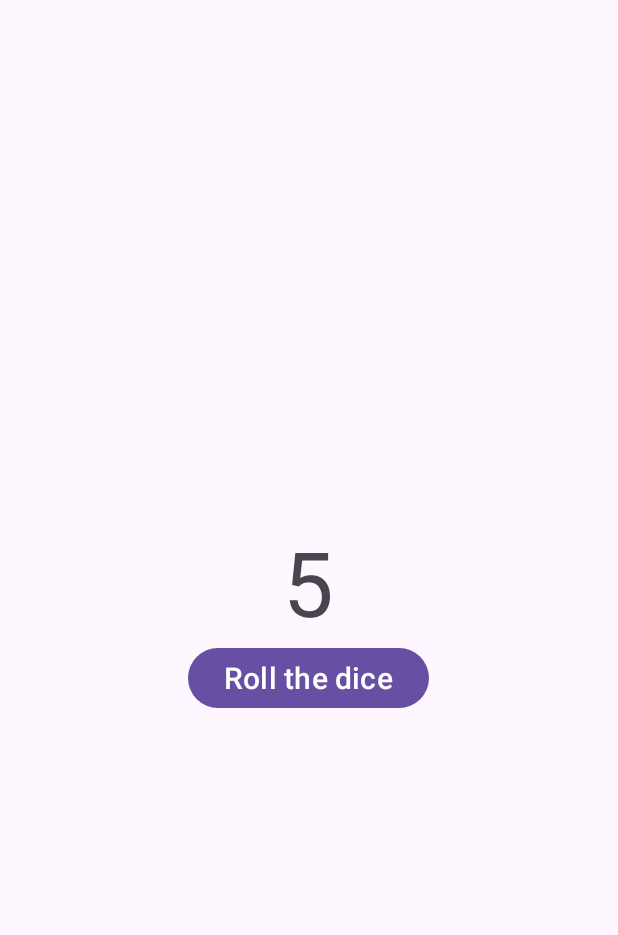
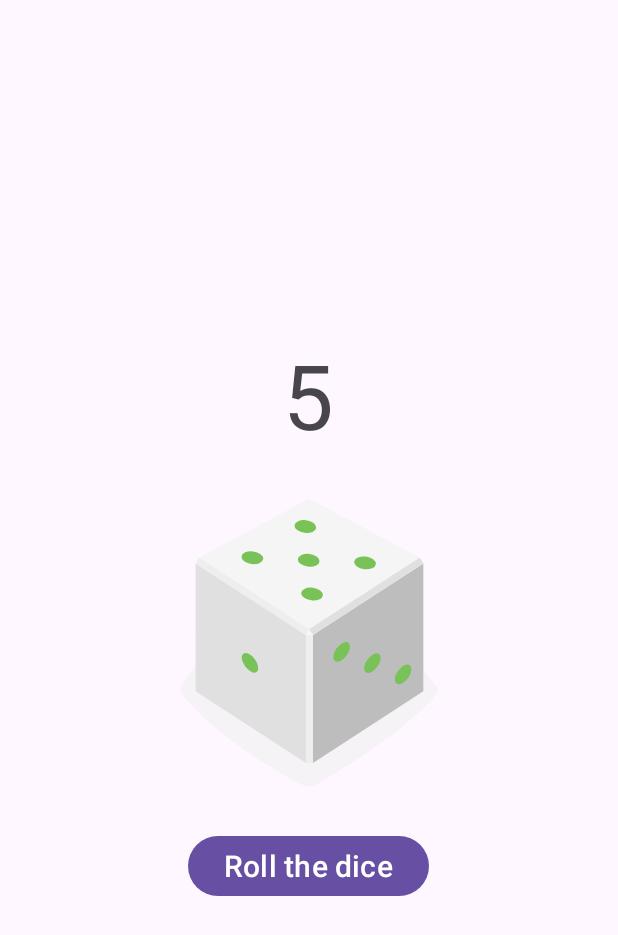
Before and after one commit to IPT-MEI-DAMA-2022-2023/DiceRoller, an Android app: the screen it shows after launch (MainActivity), after a tap on "Roll the dice", on a phone screen of 412 x 824 dp. Shown: the top 935 px of the screen. Run offline under Robolectric (Android 15) with nearby library versions, the phone set to English and light mode, and no system bars.

Commit message:
add images of dices

```diff
--- a/app/src/main/java/pt/ipt/dama/diceroller/MainActivity.kt
+++ b/app/src/main/java/pt/ipt/dama/diceroller/MainActivity.kt
@@ -1,12 +1,19 @@
 package pt.ipt.dama.diceroller
 
+import android.annotation.SuppressLint
 import androidx.appcompat.app.AppCompatActivity
 import android.os.Bundle
 import android.widget.Button
+import android.widget.ImageView
 import android.widget.TextView
 import java.util.Random
 
 class MainActivity : AppCompatActivity() {
+
+    // define a 'pointer' to the ImageView
+    lateinit var auxDiceImage: ImageView
+
+    @SuppressLint("MissingInflatedId")
     override fun onCreate(savedInstanceState: Bundle?) {
         super.onCreate(savedInstanceState)
         setContentView(R.layout.activity_main)
@@ -17,6 +24,9 @@ class MainActivity : AppCompatActivity() {
         auxRollTheDiceButton.setOnClickListener {
             rollTheDice()
         }
+
+        // initialize the auxImageView variable
+        auxDiceImage = findViewById(R.id.diceImageView)
     }
 
     /**
@@ -30,6 +40,18 @@ class MainActivity : AppCompatActivity() {
         val auxDiceNumberTextView: TextView = findViewById(R.id.diceNumberTextView)
         auxDiceNumberTextView.text = randomValue.toString()
 
+        // define the image to be used
+        val drawableImage = when (randomValue) {
+            1 -> R.drawable.dice_1
+            2 -> R.drawable.dice_2
+            3 -> R.drawable.dice_3
+            4 -> R.drawable.dice_4
+            5 -> R.drawable.dice_5
+            6 -> R.drawable.dice_6
+            else -> R.drawable.empty_dice
+        }
+        // assign the image to the ImageView
+        auxDiceImage.setImageResource(drawableImage)
+    }
 
-    }
 }
--- /dev/null
+++ b/app/src/main/res/drawable/dice_1.xml
@@ -0,0 +1,66 @@
+<!--
+  ~ Copyright 2018, The Android Open Source Project
+  ~
+  ~ Licensed under the Apache License, Version 2.0 (the "License");
+  ~ you may not use this file except in compliance with the License.
+  ~ You may obtain a copy of the License at
+  ~
+  ~     http://www.apache.org/licenses/LICENSE-2.0
+  ~
+  ~ Unless required by applicable law or agreed to in writing, software
+  ~ distributed under the License is distributed on an "AS IS" BASIS,
+  ~ WITHOUT WARRANTIES OR CONDITIONS OF ANY KIND, either express or implied.
+  ~ See the License for the specific language governing permissions and
+  ~ limitations under the License.
+  -->
+
+<vector xmlns:android="http://schemas.android.com/apk/res/android"
+    android:width="200dp"
+    android:height="250dp"
+    android:viewportWidth="800"
+    android:viewportHeight="1000">
+    <path
+        android:fillAlpha="0.5"
+        android:fillColor="#eee"
+        android:pathData="M740.8,635.42c-68.27,90.47 -249.77,201.76 -316,240.63a50.7,50.7 0,0 1,-49.93 0.81c-64.19,-35 -234.09,-133.88 -315.65,-242a14.69,14.69 0,0 1,-0.12 -17.49c77.58,-106.29 159.67,-258.89 341.06,-258.89 182,0 242.19,139.08 340.27,258.88A14.62,14.62 0,0 1,740.8 635.42Z"
+        android:strokeAlpha="0.5" />
+    <path
+        android:fillColor="#bdbdbd"
+        android:pathData="M704.9,630l-294.29,191.06l0,-340.85l294.29,-191.06l0,340.85z" />
+    <path
+        android:fillColor="#e0e0e0"
+        android:pathData="M97.59,630l294.29,191.06l0,-340.85l-294.29,-191.06l0,340.85z" />
+    <path
+        android:fillColor="#f5f5f5"
+        android:pathData="M400.14,464.73l-293.19,-191.45l293.19,-156.31l295.39,156.31l-295.39,191.45z" />
+    <path
+        android:fillColor="#eee"
+        android:pathData="M106.95,273.28l-9.36,15.87l294.29,191.06l8.26,-15.48l-293.19,-191.45z" />
+    <path
+        android:fillColor="#e0e0e0"
+        android:pathData="M695.53,273.28l9.37,15.87l-294.29,191.06l-10.47,-15.48l295.39,-191.45z" />
+    <path
+        android:fillColor="#eee"
+        android:pathData="M391.88,480.21h18.73v340.85h-18.73z" />
+    <path
+        android:fillColor="#f5f5f5"
+        android:pathData="M400.14,464.73l-8.26,15.48l18.73,0l-10.47,-15.48z" />
+    <path
+        android:fillColor="#78c257"
+        android:pathData="M397.45,297.62a16.9,28.71 97.07,1 0,4.16 -33.54a16.9,28.71 97.07,1 0,-4.16 33.54z" />
+    <path
+        android:fillColor="#78c257"
+        android:pathData="M297.17,539.02a30.12,16.11 53.82,1 0,26.01 -19.02a30.12,16.11 53.82,1 0,-26.01 19.02z" />
+    <path
+        android:fillColor="#78c257"
+        android:pathData="M161.96,588.24a30.12,16.11 53.82,1 0,26.01 -19.02a30.12,16.11 53.82,1 0,-26.01 19.02z" />
+    <path
+        android:fillColor="#78c257"
+        android:pathData="M551.15,579.45a30.12,16.11 126.18,1 0,35.56 -48.62a30.12,16.11 126.18,1 0,-35.56 48.62z" />
+    <path
+        android:fillColor="#78c257"
+        android:pathData="M469.12,549.58a30.12,16.11 126.18,1 0,35.56 -48.62a30.12,16.11 126.18,1 0,-35.56 48.62z" />
+    <path
+        android:fillColor="#78c257"
+        android:pathData="M633.17,609.29a30.12,16.11 126.18,1 0,35.56 -48.62a30.12,16.11 126.18,1 0,-35.56 48.62z" />
+</vector>
--- /dev/null
+++ b/app/src/main/res/drawable/dice_2.xml
@@ -0,0 +1,66 @@
+<!--
+  ~ Copyright 2018, The Android Open Source Project
+  ~
+  ~ Licensed under the Apache License, Version 2.0 (the "License");
+  ~ you may not use this file except in compliance with the License.
+  ~ You may obtain a copy of the License at
+  ~
+  ~     http://www.apache.org/licenses/LICENSE-2.0
+  ~
+  ~ Unless required by applicable law or agreed to in writing, software
+  ~ distributed under the License is distributed on an "AS IS" BASIS,
+  ~ WITHOUT WARRANTIES OR CONDITIONS OF ANY KIND, either express or implied.
+  ~ See the License for the specific language governing permissions and
+  ~ limitations under the License.
+  -->
+
+<vector xmlns:android="http://schemas.android.com/apk/res/android"
+    android:width="200dp"
+    android:height="250dp"
+    android:viewportWidth="800"
+    android:viewportHeight="1000">
+    <path
+        android:fillAlpha="0.5"
+        android:fillColor="#eee"
+        android:pathData="M740.8,635.42c-68.27,90.47 -249.77,201.76 -316,240.63a50.7,50.7 0,0 1,-49.93 0.81c-64.19,-35 -234.09,-133.88 -315.65,-242a14.69,14.69 0,0 1,-0.12 -17.49c77.58,-106.29 159.67,-258.89 341.06,-258.89 182,0 242.19,139.08 340.27,258.88A14.62,14.62 0,0 1,740.8 635.42Z"
+        android:strokeAlpha="0.5" />
+    <path
+        android:fillColor="#bdbdbd"
+        android:pathData="M704.9,630l-294.29,191.06l0,-340.85l294.29,-191.06l0,340.85z" />
+    <path
+        android:fillColor="#e0e0e0"
+        android:pathData="M97.59,630l294.29,191.06l0,-340.85l-294.29,-191.06l0,340.85z" />
+    <path
+        android:fillColor="#f5f5f5"
+        android:pathData="M400.14,464.73l-293.19,-191.45l293.19,-156.31l295.39,156.31l-295.39,191.45z" />
+    <path
+        android:fillColor="#eee"
+        android:pathData="M106.95,273.28l-9.36,15.87l294.29,191.06l8.26,-15.48l-293.19,-191.45z" />
+    <path
+        android:fillColor="#e0e0e0"
+        android:pathData="M695.53,273.28l9.37,15.87l-294.29,191.06l-10.47,-15.48l295.39,-191.45z" />
+    <path
+        android:fillColor="#eee"
+        android:pathData="M391.88,480.21h18.73v340.85h-18.73z" />
+    <path
+        android:fillColor="#f5f5f5"
+        android:pathData="M400.14,464.73l-8.26,15.48l18.73,0l-10.47,-15.48z" />
+    <path
+        android:fillColor="#78c257"
+        android:pathData="M520.85,303.25a16.9,28.71 97.07,1 0,4.16 -33.54a16.9,28.71 97.07,1 0,-4.16 33.54z" />
+    <path
+        android:fillColor="#78c257"
+        android:pathData="M273.33,291.99a16.9,28.71 97.07,1 0,4.16 -33.54a16.9,28.71 97.07,1 0,-4.16 33.54z" />
+    <path
+        android:fillColor="#78c257"
+        android:pathData="M229.56,563.64a30.12,16.11 53.82,1 0,26.01 -19.02a30.12,16.11 53.82,1 0,-26.01 19.02z" />
+    <path
+        android:fillColor="#78c257"
+        android:pathData="M311.58,533.77a30.12,16.11 53.82,1 0,26.01 -19.02a30.12,16.11 53.82,1 0,-26.01 19.02z" />
+    <path
+        android:fillColor="#78c257"
+        android:pathData="M147.54,593.49a30.12,16.11 53.82,1 0,26.01 -19.02a30.12,16.11 53.82,1 0,-26.01 19.02z" />
+    <path
+        android:fillColor="#78c257"
+        android:pathData="M551.15,579.45a30.12,16.11 126.18,1 0,35.56 -48.62a30.12,16.11 126.18,1 0,-35.56 48.62z" />
+</vector>
--- /dev/null
+++ b/app/src/main/res/drawable/dice_3.xml
@@ -0,0 +1,66 @@
+<!--
+  ~ Copyright 2018, The Android Open Source Project
+  ~
+  ~ Licensed under the Apache License, Version 2.0 (the "License");
+  ~ you may not use this file except in compliance with the License.
+  ~ You may obtain a copy of the License at
+  ~
+  ~     http://www.apache.org/licenses/LICENSE-2.0
+  ~
+  ~ Unless required by applicable law or agreed to in writing, software
+  ~ distributed under the License is distributed on an "AS IS" BASIS,
+  ~ WITHOUT WARRANTIES OR CONDITIONS OF ANY KIND, either express or implied.
+  ~ See the License for the specific language governing permissions and
+  ~ limitations under the License.
+  -->
+
+<vector xmlns:android="http://schemas.android.com/apk/res/android"
+    android:width="200dp"
+    android:height="250dp"
+    android:viewportWidth="800"
+    android:viewportHeight="1000">
+    <path
+        android:fillAlpha="0.5"
+        android:fillColor="#eee"
+        android:pathData="M740.8,635.42c-68.27,90.47 -249.77,201.76 -316,240.63a50.7,50.7 0,0 1,-49.93 0.81c-64.19,-35 -234.09,-133.88 -315.65,-242a14.69,14.69 0,0 1,-0.12 -17.49c77.58,-106.29 159.67,-258.89 341.06,-258.89 182,0 242.19,139.08 340.27,258.88A14.62,14.62 0,0 1,740.8 635.42Z"
+        android:strokeAlpha="0.5" />
+    <path
+        android:fillColor="#bdbdbd"
+        android:pathData="M704.9,630l-294.29,191.06l0,-340.85l294.29,-191.06l0,340.85z" />
+    <path
+        android:fillColor="#e0e0e0"
+        android:pathData="M97.59,630l294.29,191.06l0,-340.85l-294.29,-191.06l0,340.85z" />
+    <path
+        android:fillColor="#f5f5f5"
+        android:pathData="M400.14,464.73l-293.19,-191.45l293.19,-156.31l295.39,156.31l-295.39,191.45z" />
+    <path
+        android:fillColor="#eee"
+        android:pathData="M106.95,273.28l-9.36,15.87l294.29,191.06l8.26,-15.48l-293.19,-191.45z" />
+    <path
+        android:fillColor="#e0e0e0"
+        android:pathData="M695.53,273.28l9.37,15.87l-294.29,191.06l-10.47,-15.48l295.39,-191.45z" />
+    <path
+        android:fillColor="#eee"
+        android:pathData="M391.88,480.21h18.73v340.85h-18.73z" />
+    <path
+        android:fillColor="#f5f5f5"
+        android:pathData="M400.14,464.73l-8.26,15.48l18.73,0l-10.47,-15.48z" />
+    <path
+        android:fillColor="#78c257"
+        android:pathData="M398.11,297.62a16.9,28.71 97.07,1 0,4.16 -33.54a16.9,28.71 97.07,1 0,-4.16 33.54z" />
+    <path
+        android:fillColor="#78c257"
+        android:pathData="M548.27,304.46a16.9,28.71 97.07,1 0,4.16 -33.54a16.9,28.71 97.07,1 0,-4.16 33.54z" />
+    <path
+        android:fillColor="#78c257"
+        android:pathData="M247.95,290.79a16.9,28.71 97.07,1 0,4.16 -33.54a16.9,28.71 97.07,1 0,-4.16 33.54z" />
+    <path
+        android:fillColor="#78c257"
+        android:pathData="M229.56,563.64a30.12,16.11 53.82,1 0,26.01 -19.02a30.12,16.11 53.82,1 0,-26.01 19.02z" />
+    <path
+        android:fillColor="#78c257"
+        android:pathData="M483.54,554.83a30.12,16.11 126.18,1 0,35.56 -48.62a30.12,16.11 126.18,1 0,-35.56 48.62z" />
+    <path
+        android:fillColor="#78c257"
+        android:pathData="M618.75,604.04a30.12,16.11 126.18,1 0,35.56 -48.62a30.12,16.11 126.18,1 0,-35.56 48.62z" />
+</vector>
--- /dev/null
+++ b/app/src/main/res/drawable/dice_4.xml
@@ -0,0 +1,69 @@
+<!--
+  ~ Copyright 2018, The Android Open Source Project
+  ~
+  ~ Licensed under the Apache License, Version 2.0 (the "License");
+  ~ you may not use this file except in compliance with the License.
+  ~ You may obtain a copy of the License at
+  ~
+  ~     http://www.apache.org/licenses/LICENSE-2.0
+  ~
+  ~ Unless required by applicable law or agreed to in writing, software
+  ~ distributed under the License is distributed on an "AS IS" BASIS,
+  ~ WITHOUT WARRANTIES OR CONDITIONS OF ANY KIND, either express or implied.
+  ~ See the License for the specific language governing permissions and
+  ~ limitations under the License.
+  -->
+
+<vector xmlns:android="http://schemas.android.com/apk/res/android"
+    android:width="200dp"
+    android:height="250dp"
+    android:viewportWidth="800"
+    android:viewportHeight="1000">
+    <path
+        android:fillAlpha="0.5"
+        android:fillColor="#eee"
+        android:pathData="M740.8,635.42c-68.27,90.47 -249.77,201.76 -316,240.63a50.7,50.7 0,0 1,-49.93 0.81c-64.19,-35 -234.09,-133.88 -315.65,-242a14.69,14.69 0,0 1,-0.12 -17.49c77.58,-106.29 159.67,-258.89 341.06,-258.89 182,0 242.19,139.08 340.27,258.88A14.62,14.62 0,0 1,740.8 635.42Z"
+        android:strokeAlpha="0.5" />
+    <path
+        android:fillColor="#bdbdbd"
+        android:pathData="M704.9,630l-294.29,191.06l0,-340.85l294.29,-191.06l0,340.85z" />
+    <path
+        android:fillColor="#e0e0e0"
+        android:pathData="M97.59,630l294.29,191.06l0,-340.85l-294.29,-191.06l0,340.85z" />
+    <path
+        android:fillColor="#f5f5f5"
+        android:pathData="M400.14,464.73l-293.19,-191.45l293.19,-156.31l295.39,156.31l-295.39,191.45z" />
+    <path
+        android:fillColor="#eee"
+        android:pathData="M106.95,273.28l-9.36,15.87l294.29,191.06l8.26,-15.48l-293.19,-191.45z" />
+    <path
+        android:fillColor="#e0e0e0"
+        android:pathData="M695.53,273.28l9.37,15.87l-294.29,191.06l-10.47,-15.48l295.39,-191.45z" />
+    <path
+        android:fillColor="#eee"
+        android:pathData="M391.88,480.21h18.73v340.85h-18.73z" />
+    <path
+        android:fillColor="#f5f5f5"
+        android:pathData="M400.14,464.73l-8.26,15.48l18.73,0l-10.47,-15.48z" />
+    <path
+        android:fillColor="#78c257"
+        android:pathData="M530.08,303.65a16.9,28.71 97.07,1 0,4.16 -33.54a16.9,28.71 97.07,1 0,-4.16 33.54z" />
+    <path
+        android:fillColor="#78c257"
+        android:pathData="M389.68,218.17a16.9,28.71 97.07,1 0,4.16 -33.54a16.9,28.71 97.07,1 0,-4.16 33.54z" />
+    <path
+        android:fillColor="#78c257"
+        android:pathData="M405.35,377.09a16.9,28.71 97.07,1 0,4.16 -33.54a16.9,28.71 97.07,1 0,-4.16 33.54z" />
+    <path
+        android:fillColor="#78c257"
+        android:pathData="M264.95,291.6a16.9,28.71 97.07,1 0,4.16 -33.54a16.9,28.71 97.07,1 0,-4.16 33.54z" />
+    <path
+        android:fillColor="#78c257"
+        android:pathData="M297.17,541.59a30.12,16.11 53.82,1 0,26.01 -19.02a30.12,16.11 53.82,1 0,-26.01 19.02z" />
+    <path
+        android:fillColor="#78c257"
+        android:pathData="M161.96,590.81a30.12,16.11 53.82,1 0,26.01 -19.02a30.12,16.11 53.82,1 0,-26.01 19.02z" />
+    <path
+        android:fillColor="#78c257"
+        android:pathData="M551.15,579.45a30.12,16.11 126.18,1 0,35.56 -48.62a30.12,16.11 126.18,1 0,-35.56 48.62z" />
+</vector>
--- /dev/null
+++ b/app/src/main/res/drawable/dice_5.xml
@@ -0,0 +1,75 @@
+<!--
+  ~ Copyright 2018, The Android Open Source Project
+  ~
+  ~ Licensed under the Apache License, Version 2.0 (the "License");
+  ~ you may not use this file except in compliance with the License.
+  ~ You may obtain a copy of the License at
+  ~
+  ~     http://www.apache.org/licenses/LICENSE-2.0
+  ~
+  ~ Unless required by applicable law or agreed to in writing, software
+  ~ distributed under the License is distributed on an "AS IS" BASIS,
+  ~ WITHOUT WARRANTIES OR CONDITIONS OF ANY KIND, either express or implied.
+  ~ See the License for the specific language governing permissions and
+  ~ limitations under the License.
+  -->
+
+<vector xmlns:android="http://schemas.android.com/apk/res/android"
+    android:width="200dp"
+    android:height="250dp"
+    android:viewportWidth="800"
+    android:viewportHeight="1000">
+    <path
+        android:fillAlpha="0.5"
+        android:fillColor="#eee"
+        android:pathData="M740.8,635.42c-68.27,90.47 -249.77,201.76 -316,240.63a50.7,50.7 0,0 1,-49.93 0.81c-64.19,-35 -234.09,-133.88 -315.65,-242a14.69,14.69 0,0 1,-0.12 -17.49c77.58,-106.29 159.67,-258.89 341.06,-258.89 182,0 242.19,139.08 340.27,258.88A14.62,14.62 0,0 1,740.8 635.42Z"
+        android:strokeAlpha="0.5" />
+    <path
+        android:fillColor="#bdbdbd"
+        android:pathData="M704.9,630l-294.29,191.06l0,-340.85l294.29,-191.06l0,340.85z" />
+    <path
+        android:fillColor="#e0e0e0"
+        android:pathData="M97.59,630l294.29,191.06l0,-340.85l-294.29,-191.06l0,340.85z" />
+    <path
+        android:fillColor="#f5f5f5"
+        android:pathData="M400.14,464.73l-293.19,-191.45l293.19,-156.31l295.39,156.31l-295.39,191.45z" />
+    <path
+        android:fillColor="#eee"
+        android:pathData="M106.95,273.28l-9.36,15.87l294.29,191.06l8.26,-15.48l-293.19,-191.45z" />
+    <path
+        android:fillColor="#e0e0e0"
+        android:pathData="M695.53,273.28l9.37,15.87l-294.29,191.06l-10.47,-15.48l295.39,-191.45z" />
+    <path
+        android:fillColor="#eee"
+        android:pathData="M391.88,480.21h18.73v340.85h-18.73z" />
+    <path
+        android:fillColor="#f5f5f5"
+        android:pathData="M400.14,464.73l-8.26,15.48l18.73,0l-10.47,-15.48z" />
+    <path
+        android:fillColor="#78c257"
+        android:pathData="M397.05,297.63a16.9,28.71 97.07,1 0,4.16 -33.54a16.9,28.71 97.07,1 0,-4.16 33.54z" />
+    <path
+        android:fillColor="#78c257"
+        android:pathData="M547.21,304.45a16.9,28.71 97.07,1 0,4.16 -33.54a16.9,28.71 97.07,1 0,-4.16 33.54z" />
+    <path
+        android:fillColor="#78c257"
+        android:pathData="M388.17,207.62a16.9,28.71 97.07,1 0,4.16 -33.54a16.9,28.71 97.07,1 0,-4.16 33.54z" />
+    <path
+        android:fillColor="#78c257"
+        android:pathData="M405.93,387.62a16.9,28.71 97.07,1 0,4.16 -33.54a16.9,28.71 97.07,1 0,-4.16 33.54z" />
+    <path
+        android:fillColor="#78c257"
+        android:pathData="M246.89,290.79a16.9,28.71 97.07,1 0,4.16 -33.54a16.9,28.71 97.07,1 0,-4.16 33.54z" />
+    <path
+        android:fillColor="#78c257"
+        android:pathData="M229.56,563.64a30.12,16.11 53.82,1 0,26.01 -19.02a30.12,16.11 53.82,1 0,-26.01 19.02z" />
+    <path
+        android:fillColor="#78c257"
+        android:pathData="M551.15,579.45a30.12,16.11 126.18,1 0,35.56 -48.62a30.12,16.11 126.18,1 0,-35.56 48.62z" />
+    <path
+        android:fillColor="#78c257"
+        android:pathData="M469.12,549.58a30.12,16.11 126.18,1 0,35.56 -48.62a30.12,16.11 126.18,1 0,-35.56 48.62z" />
+    <path
+        android:fillColor="#78c257"
+        android:pathData="M633.17,609.29a30.12,16.11 126.18,1 0,35.56 -48.62a30.12,16.11 126.18,1 0,-35.56 48.62z" />
+</vector>
--- /dev/null
+++ b/app/src/main/res/drawable/dice_6.xml
@@ -0,0 +1,81 @@
+<!--
+  ~ Copyright 2018, The Android Open Source Project
+  ~
+  ~ Licensed under the Apache License, Version 2.0 (the "License");
+  ~ you may not use this file except in compliance with the License.
+  ~ You may obtain a copy of the License at
+  ~
+  ~     http://www.apache.org/licenses/LICENSE-2.0
+  ~
+  ~ Unless required by applicable law or agreed to in writing, software
+  ~ distributed under the License is distributed on an "AS IS" BASIS,
+  ~ WITHOUT WARRANTIES OR CONDITIONS OF ANY KIND, either express or implied.
+  ~ See the License for the specific language governing permissions and
+  ~ limitations under the License.
+  -->
+
+<vector xmlns:android="http://schemas.android.com/apk/res/android"
+    android:width="200dp"
+    android:height="250dp"
+    android:viewportWidth="800"
+    android:viewportHeight="1000">
+    <path
+        android:fillAlpha="0.5"
+        android:fillColor="#eee"
+        android:pathData="M740.8,635.42c-68.27,90.47 -249.77,201.76 -316,240.63a50.7,50.7 0,0 1,-49.93 0.81c-64.19,-35 -234.09,-133.88 -315.65,-242a14.69,14.69 0,0 1,-0.12 -17.49c77.58,-106.29 159.67,-258.89 341.06,-258.89 182,0 242.19,139.08 340.27,258.88A14.62,14.62 0,0 1,740.8 635.42Z"
+        android:strokeAlpha="0.5" />
+    <path
+        android:fillColor="#bdbdbd"
+        android:pathData="M704.9,630l-294.29,191.06l0,-340.85l294.29,-191.06l0,340.85z" />
+    <path
+        android:fillColor="#e0e0e0"
+        android:pathData="M97.59,630l294.29,191.06l0,-340.85l-294.29,-191.06l0,340.85z" />
+    <path
+        android:fillColor="#f5f5f5"
+        android:pathData="M400.14,464.73l-293.19,-191.45l293.19,-156.31l295.39,156.31l-295.39,191.45z" />
+    <path
+        android:fillColor="#eee"
+        android:pathData="M106.95,273.28l-9.36,15.87l294.29,191.06l8.26,-15.48l-293.19,-191.45z" />
+    <path
+        android:fillColor="#e0e0e0"
+        android:pathData="M695.53,273.28l9.37,15.87l-294.29,191.06l-10.47,-15.48l295.39,-191.45z" />
+    <path
+        android:fillColor="#eee"
+        android:pathData="M391.88,480.21h18.73v340.85h-18.73z" />
+    <path
+        android:fillColor="#f5f5f5"
+        android:pathData="M400.14,464.73l-8.26,15.48l18.73,0l-10.47,-15.48z" />
+    <path
+        android:fillColor="#78c257"
+        android:pathData="M326.53,254.89a16.9,28.71 97.07,1 0,4.16 -33.54a16.9,28.71 97.07,1 0,-4.16 33.54z" />
+    <path
+        android:fillColor="#78c257"
+        android:pathData="M537.57,298.78a16.9,28.71 97.07,1 0,4.16 -33.54a16.9,28.71 97.07,1 0,-4.16 33.54z" />
+    <path
+        android:fillColor="#78c257"
+        android:pathData="M397.17,213.3a16.9,28.71 97.07,1 0,4.16 -33.54a16.9,28.71 97.07,1 0,-4.16 33.54z" />
+    <path
+        android:fillColor="#78c257"
+        android:pathData="M396.31,381.95a16.9,28.71 97.07,1 0,4.16 -33.54a16.9,28.71 97.07,1 0,-4.16 33.54z" />
+    <path
+        android:fillColor="#78c257"
+        android:pathData="M255.91,296.47a16.9,28.71 97.07,1 0,4.16 -33.54a16.9,28.71 97.07,1 0,-4.16 33.54z" />
+    <path
+        android:fillColor="#78c257"
+        android:pathData="M466.93,340.37a16.9,28.71 97.07,1 0,4.16 -33.54a16.9,28.71 97.07,1 0,-4.16 33.54z" />
+    <path
+        android:fillColor="#78c257"
+        android:pathData="M230,563.64a30.12,16.11 53.82,1 0,26.01 -19.02a30.12,16.11 53.82,1 0,-26.01 19.02z" />
+    <path
+        android:fillColor="#78c257"
+        android:pathData="M312.02,533.78a30.12,16.11 53.82,1 0,26.01 -19.02a30.12,16.11 53.82,1 0,-26.01 19.02z" />
+    <path
+        android:fillColor="#78c257"
+        android:pathData="M147.96,593.48a30.12,16.11 53.82,1 0,26.01 -19.02a30.12,16.11 53.82,1 0,-26.01 19.02z" />
+    <path
+        android:fillColor="#78c257"
+        android:pathData="M483.54,554.83a30.12,16.11 126.18,1 0,35.56 -48.62a30.12,16.11 126.18,1 0,-35.56 48.62z" />
+    <path
+        android:fillColor="#78c257"
+        android:pathData="M618.75,604.04a30.12,16.11 126.18,1 0,35.56 -48.62a30.12,16.11 126.18,1 0,-35.56 48.62z" />
+</vector>
--- /dev/null
+++ b/app/src/main/res/drawable/empty_dice.xml
@@ -0,0 +1,27 @@
+<!--
+  ~ Copyright 2018, The Android Open Source Project
+  ~
+  ~ Licensed under the Apache License, Version 2.0 (the "License");
+  ~ you may not use this file except in compliance with the License.
+  ~ You may obtain a copy of the License at
+  ~
+  ~     http://www.apache.org/licenses/LICENSE-2.0
+  ~
+  ~ Unless required by applicable law or agreed to in writing, software
+  ~ distributed under the License is distributed on an "AS IS" BASIS,
+  ~ WITHOUT WARRANTIES OR CONDITIONS OF ANY KIND, either express or implied.
+  ~ See the License for the specific language governing permissions and
+  ~ limitations under the License.
+  -->
+
+<vector xmlns:android="http://schemas.android.com/apk/res/android"
+    android:width="200dp"
+    android:height="250dp"
+    android:viewportWidth="800"
+    android:viewportHeight="1000">
+
+    <path
+        android:fillColor="#00000000"
+        android:pathData="M0,0l0,0z" />
+
+</vector>
--- a/app/src/main/res/layout/activity_main.xml
+++ b/app/src/main/res/layout/activity_main.xml
@@ -15,8 +15,16 @@
         android:layout_width="wrap_content"
         android:layout_height="wrap_content"
         android:layout_gravity="center_horizontal"
-        android:text="5"
+        android:text=""
         android:textSize="60sp" />
+
+    <ImageView
+        android:layout_width="wrap_content"
+        android:layout_height="wrap_content"
+        android:id="@+id/diceImageView"
+        android:layout_gravity="center_horizontal"
+        app:srcCompat="@drawable/empty_dice"
+        />
 
     <Button
         android:id="@+id/rollTheDiceButton"
```
